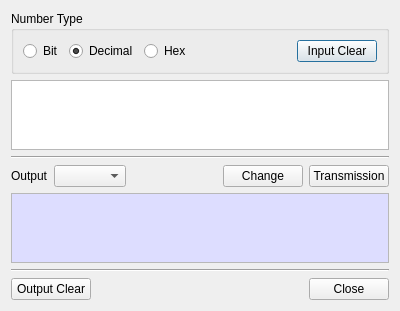
jykim74/BerEditor, file BerEditor/num_trans_dlg.ui: the form before one commit.
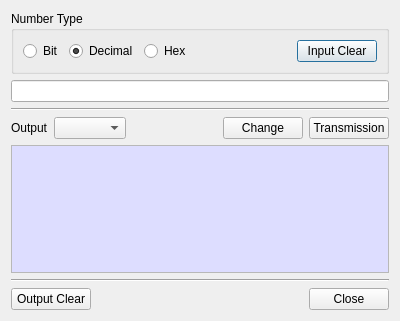
The form after the commit.

The edit to the form file:
```diff
--- a/BerEditor/num_trans_dlg.ui
+++ b/BerEditor/num_trans_dlg.ui
@@ -7,7 +7,7 @@
     <x>0</x>
     <y>0</y>
     <width>400</width>
-    <height>304</height>
+    <height>321</height>
    </rect>
   </property>
   <property name="windowTitle">
@@ -68,7 +68,7 @@
     </widget>
    </item>
    <item>
-    <widget class="QPlainTextEdit" name="mInputText"/>
+    <widget class="QLineEdit" name="mInputText"/>
    </item>
    <item>
     <widget class="Line" name="line_2">
```
Left out of the diff: 1 changed line with no effect on the pictures.
